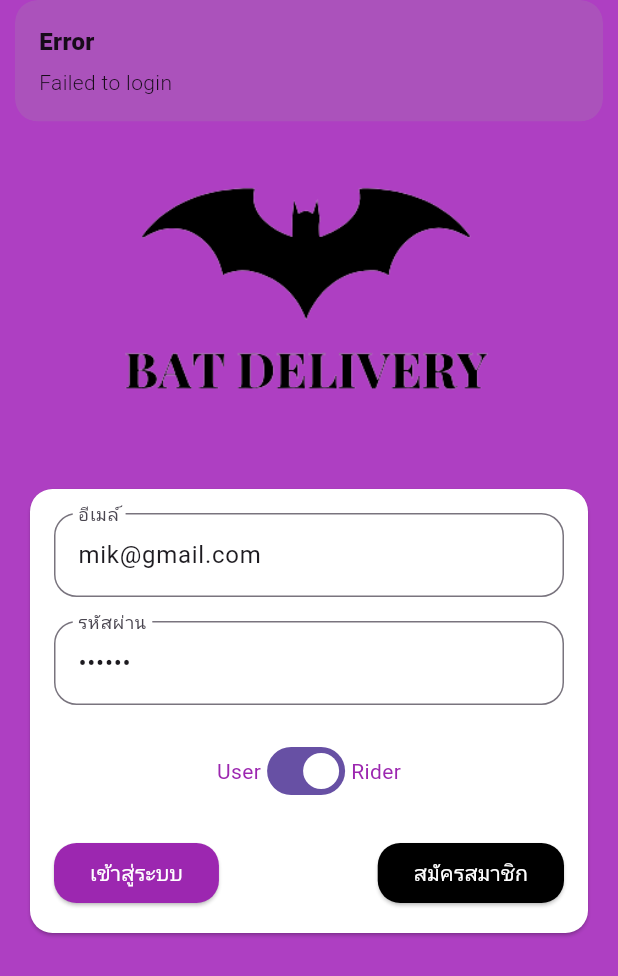
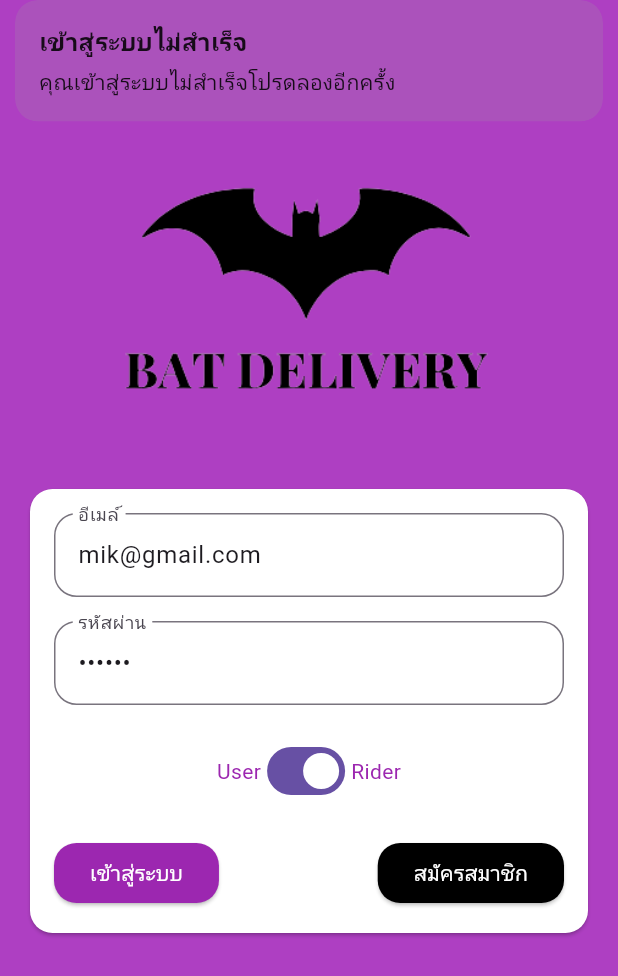
Before and after one commit to Snackjack777/BatDeliveryM, a Flutter app: the screen it shows after launch, after a tap on "เข้าสู่ระบบ", on a phone screen of 412 x 824 dp. Shown: the top 976 px of the screen. Run offline on Flutter 3.47's test engine with Material 3 defaults, Android fonts, the phone set to English and light mode, and no system bars; our stand-ins replace cloud_firestore, firebase_core, firebase_storage, flutter_map, geolocator, get and 3 more; accounts and stored records are empty.

Commit message:
24 Day By Mikkee

```diff
--- a/lib/pages/login.dart
+++ b/lib/pages/login.dart
@@ -245,11 +245,11 @@ class _LoginPagesState extends State<LoginPages> {
         }
       } else {
         log('Invalid email or password');
-        Get.snackbar("Error", "Failed to login");
+        Get.snackbar("เข้าสู่ระบบไม่สำเร็จ", "คุณเข้าสู่ระบบไม่สำเร็จโปรดลองอีกครั้ง");
       }
     } catch (e) {
       log('Failed to login: $e');
-      Get.snackbar("Error", "Failed to login");
+      Get.snackbar("เข้าสู่ระบบไม่สำเร็จ", "คุณเข้าสู่ระบบไม่สำเร็จโปรดลองอีกครั้ง");
     }
   }
 
```
Also changed, not shown: lib/pages/sender.dart (+13 -11 lines).
